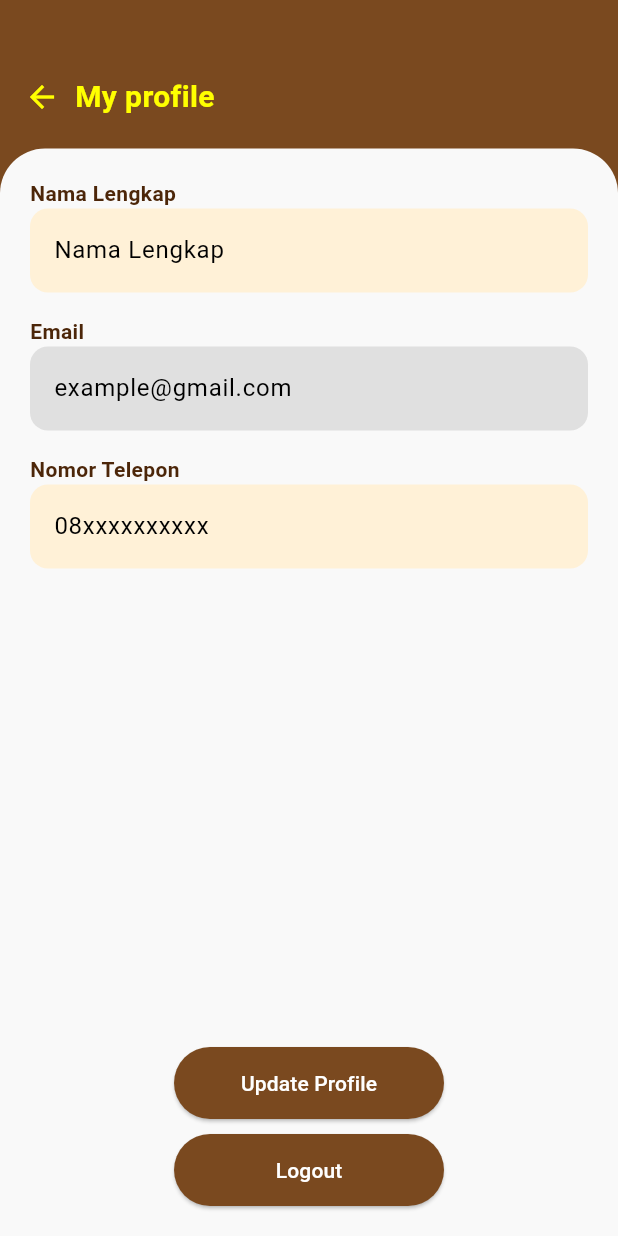
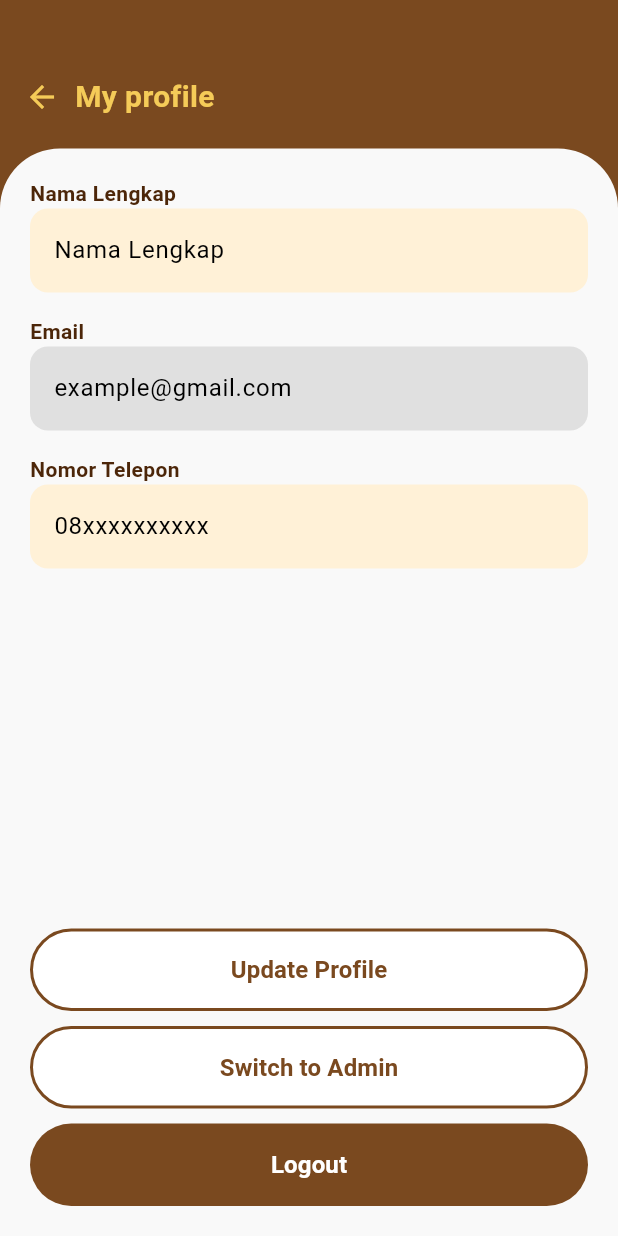
Before and after one commit to ntaulya/royalcoffee, a Flutter app: the ProfilePage screen opened directly, on a phone screen of 412 x 824 dp. Run offline on Flutter 3.47's test engine with Material 3 defaults, Android fonts, the phone set to English and light mode, and no system bars; our stand-ins replace flutter_secure_storage, iconsax; accounts and stored records are empty; network calls fail.

Commit message:
styling category & button switch to admin in profile

```diff
--- a/lib/screens/Auth/User/ProfilePage.dart
+++ b/lib/screens/Auth/User/ProfilePage.dart
@@ -14,44 +14,40 @@ class _ProfilePageState extends State<ProfilePage> {
   final emailController = TextEditingController(text: 'example@gmail.com');
   final phoneController = TextEditingController(text: '08xxxxxxxxxx');
 
-
   @override
   void initState() {
     super.initState();
     _loadProfile();
   }
 
-  void _loadProfile() async{
+  void _loadProfile() async {
     final profile = await _authController.getProfile(context);
-    setState(() => {
-       nameController.text = profile.namaLengkap,
-       emailController.text = profile.email,
-       phoneController.text = profile.phone,
+    setState(() {
+      nameController.text = profile.namaLengkap;
+      emailController.text = profile.email;
+      phoneController.text = profile.phone;
     });
   }
 
   @override
   Widget build(BuildContext context) {
     return Scaffold(
-      backgroundColor: const Color(0xFF7A491F), // Warna coklat atas & bawah
+      backgroundColor: const Color(0xFF7A491F),
       body: Column(
         children: [
           const SizedBox(height: 50),
+
           // Header
           Padding(
             padding: const EdgeInsets.symmetric(horizontal: 16),
-            child: GestureDetector(
-              onTap: () => {
-                Navigator.pop(context)
-              },
             child: Row(
-                children: [
-                  const Icon(Icons.arrow_back, color: Colors.yellowAccent),
-                  const SizedBox(width: 10),
-                  const Text(
+              children: const [
+                Icon(Icons.arrow_back, color: Color(0xFFF5CB58)),
+                SizedBox(width: 10),
+                Text(
                   'My profile',
                   style: TextStyle(
-                      color: Colors.yellowAccent,
+                    color: Color(0xFFF5CB58),
                     fontSize: 20,
                     fontWeight: FontWeight.bold,
                   ),
@@ -59,18 +55,21 @@ class _ProfilePageState extends State<ProfilePage> {
               ],
             ),
           ),
-          ),
 
           const SizedBox(height: 20),
 
-          // Kontainer isi profile
+          // Isi profil dengan lengkungan hanya di atas
           Expanded(
             child: Container(
               width: double.infinity,
               padding: const EdgeInsets.all(20),
               decoration: const BoxDecoration(
                 color: Color(0xFFF9F9F9),
-                borderRadius: BorderRadius.vertical(top: Radius.circular(30)),
+                borderRadius: BorderRadius.only(
+                  topLeft: Radius.circular(40),
+                  topRight: Radius.circular(40),
+                  // bottom corners default (Radius.zero) → tidak melengkung
+                ),
               ),
               child: Column(
                 crossAxisAlignment: CrossAxisAlignment.start,
@@ -84,25 +83,29 @@ class _ProfilePageState extends State<ProfilePage> {
                   _buildLabel('Nomor Telepon'),
                   _buildTextField(phoneController),
                   const Spacer(),
-                  Center(
-                    child: Column(
-                      children: [
+
+                  // Tombol full width
                   _buildButton(
                     label: 'Update Profile',
-                          onPressed: () {
-                            // TODO: Tambahkan logic update
-                          },
+                    onPressed: () {},
+                    backgroundColor: Colors.white,
+                    textColor: const Color(0xFF7A491F),
+                    borderColor: const Color(0xFF7A491F),
+                  ),
+                  const SizedBox(height: 10),
+                  _buildButton(
+                    label: 'Switch to Admin',
+                    onPressed: () => _authController.logOut(context),
+                    backgroundColor: Colors.white,
+                    textColor: const Color(0xFF7A491F),
+                    borderColor: const Color(0xFF7A491F),
                   ),
                   const SizedBox(height: 10),
                   _buildButton(
                     label: 'Logout',
-                          onPressed: () {
-                            // TODO: Tambahkan logic logout
-                            _authController.logOut(context);
-                          },
-                        ),
-                      ],
-                    ),
+                    onPressed: () => _authController.logOut(context),
+                    backgroundColor: const Color(0xFF7A491F),
+                    textColor: Colors.white,
                   ),
                 ],
               ),
@@ -123,10 +126,10 @@ class _ProfilePageState extends State<ProfilePage> {
     );
   }
 
-  Widget _buildTextField(TextEditingController controller, {bool enabled  = true}) {
+  Widget _buildTextField(TextEditingController controller, {bool enabled = true}) {
     return TextField(
       controller: controller,
-      enabled : enabled,
+      enabled: enabled,
       style: const TextStyle(color: Colors.black),
       decoration: InputDecoration(
         filled: true,
@@ -139,17 +142,36 @@ class _ProfilePageState extends State<ProfilePage> {
     );
   }
 
-  Widget _buildButton({required String label, required VoidCallback onPressed}) {
+  Widget _buildButton({
+    required String label,
+    required VoidCallback onPressed,
+    Color backgroundColor = Colors.white,
+    Color textColor = const Color(0xFF7A491F),
+    Color? borderColor,
+  }) {
     return SizedBox(
-      width: 180,
+      width: double.infinity,
       child: ElevatedButton(
         onPressed: onPressed,
         style: ElevatedButton.styleFrom(
-          backgroundColor: const Color(0xFF7A491F),
-          shape: RoundedRectangleBorder(borderRadius: BorderRadius.circular(30)),
-          padding: const EdgeInsets.symmetric(vertical: 14),
+          backgroundColor: backgroundColor,
+          shape: RoundedRectangleBorder(
+            borderRadius: BorderRadius.circular(30),
+            side: borderColor != null
+                ? BorderSide(color: borderColor, width: 2)
+                : BorderSide.none,
           ),
-        child: Text(label, style: const TextStyle(color: Colors.white)),
+          padding: const EdgeInsets.symmetric(vertical: 16),
+          elevation: 0,
+        ),
+        child: Text(
+          label,
+          style: TextStyle(
+            color: textColor,
+            fontSize: 16,
+            fontWeight: FontWeight.w600,
+          ),
+        ),
       ),
     );
   }
```
Also changed, not shown: lib/screens/home/Dashboard.dart (+21 -20 lines), lib/screens/layout/BottomNavBar.dart (+48 -12 lines), lib/screens/layout/CategoryTabs.dart (+23 -18 lines), lib/screens/order/pesanan_berjalan.dart (deleted, +0 -134 lines), lib/services/Api/ProductService.dart (deleted, +0 -219 lines). Lines whose indentation alone changed are shown as unchanged.
